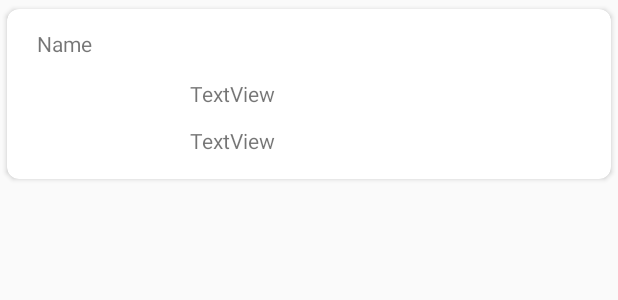
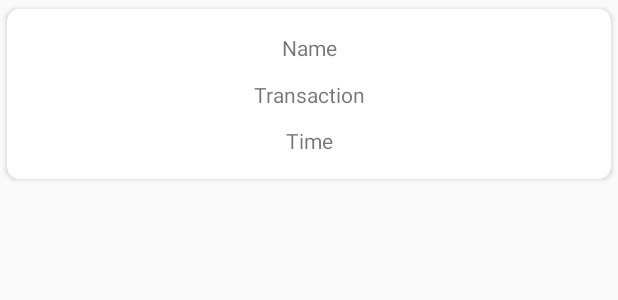
Before and after one commit to keng16/NavigationDrawer, an Android app: the layout logs_prof_design.xml on its own in the app's theme, with its tools: preview values and no code run, on a phone screen of 412 x 824 dp. Shown: the top 300 px of the screen. Run offline under Robolectric (Android 15) with nearby library versions, the phone set to English and light mode, and no system bars.

Commit message:
kenonne
kj

```diff
--- a/app/src/main/java/com/example/user/smartclassroom/Global/Properties.java
+++ b/app/src/main/java/com/example/user/smartclassroom/Global/Properties.java
@@ -36,7 +36,7 @@ public class Properties {
 	{
 		this.holiday_date = holiday_date;
 	}
-	public String getIP() {return "http://192.168.0.15/scwebservice/";}
+	public String getIP() {return "http://192.168.0.14/scwebservice/";}
 	public String getHolidayDescript()
 	{
 		return holiday_description;
--- a/app/src/main/res/layout/logs_prof_design.xml
+++ b/app/src/main/res/layout/logs_prof_design.xml
@@ -2,13 +2,14 @@
 <android.support.v7.widget.CardView
     xmlns:android="http://schemas.android.com/apk/res/android"
     xmlns:app="http://schemas.android.com/apk/res-auto"
+    xmlns:tools="http://schemas.android.com/tools"
     android:layout_width="match_parent"
     android:layout_height="wrap_content"
     app:cardUseCompatPadding="true"
     android:layout_marginBottom="8dp"
     app:cardCornerRadius="8dp">
 
-    <RelativeLayout
+    <android.support.constraint.ConstraintLayout
         android:layout_width="match_parent"
         android:layout_height="113dp">
 
@@ -19,21 +20,33 @@
             android:layout_alignParentLeft="true"
             android:layout_alignParentStart="true"
             android:layout_alignParentTop="true"
-            android:layout_marginLeft="20dp"
-            android:layout_marginStart="20dp"
-            android:layout_marginTop="13dp"
-            android:text="Name" />
+            android:layout_marginBottom="8dp"
+            android:layout_marginEnd="8dp"
+            android:layout_marginStart="8dp"
+            android:layout_marginTop="8dp"
+            android:text="Name"
+            app:layout_constraintBottom_toBottomOf="parent"
+            app:layout_constraintEnd_toEndOf="parent"
+            app:layout_constraintStart_toStartOf="parent"
+            app:layout_constraintTop_toTopOf="parent"
+            app:layout_constraintVertical_bias="0.102" />
 
         <TextView
             android:id="@+id/tv_transaction"
             android:layout_width="wrap_content"
             android:layout_height="wrap_content"
             android:layout_centerVertical="true"
-            android:layout_marginLeft="65dp"
-            android:layout_marginStart="65dp"
+            android:layout_marginBottom="8dp"
+            android:layout_marginEnd="8dp"
+            android:layout_marginStart="8dp"
+            android:layout_marginTop="8dp"
             android:layout_toEndOf="@+id/tv_name"
             android:layout_toRightOf="@+id/tv_name"
-            android:text="TextView" />
+            android:text="Transaction"
+            app:layout_constraintBottom_toBottomOf="parent"
+            app:layout_constraintEnd_toEndOf="parent"
+            app:layout_constraintStart_toStartOf="parent"
+            app:layout_constraintTop_toTopOf="parent" />
 
         <TextView
             android:id="@+id/tv_time"
@@ -42,8 +55,16 @@
             android:layout_alignEnd="@+id/tv_transaction"
             android:layout_alignRight="@+id/tv_transaction"
             android:layout_below="@+id/tv_transaction"
-            android:layout_marginTop="12dp"
-            android:text="TextView" />
+            android:layout_marginBottom="8dp"
+            android:layout_marginEnd="8dp"
+            android:layout_marginStart="8dp"
+            android:layout_marginTop="8dp"
+            android:text="Time"
+            app:layout_constraintBottom_toBottomOf="parent"
+            app:layout_constraintEnd_toEndOf="parent"
+            app:layout_constraintStart_toStartOf="parent"
+            app:layout_constraintTop_toTopOf="parent"
+            app:layout_constraintVertical_bias="0.897" />
 
-    </RelativeLayout>
+    </android.support.constraint.ConstraintLayout>
 </android.support.v7.widget.CardView>
```
Also changed, not shown: app/src/main/java/com/example/user/smartclassroom/CheckNetwork.java (+9 -21 lines), app/src/main/java/com/example/user/smartclassroom/LoginActivity.java (+3 -4 lines), app/src/main/java/com/example/user/smartclassroom/Prof/Controller.java (+38 -4 lines), app/src/main/res/layout/change_password.xml (+49 -14 lines), app/src/main/res/layout/logs_prof_daily.xml (+19 -8 lines), app/src/main/res/layout/splashscreen.xml (+7 -4 lines).
